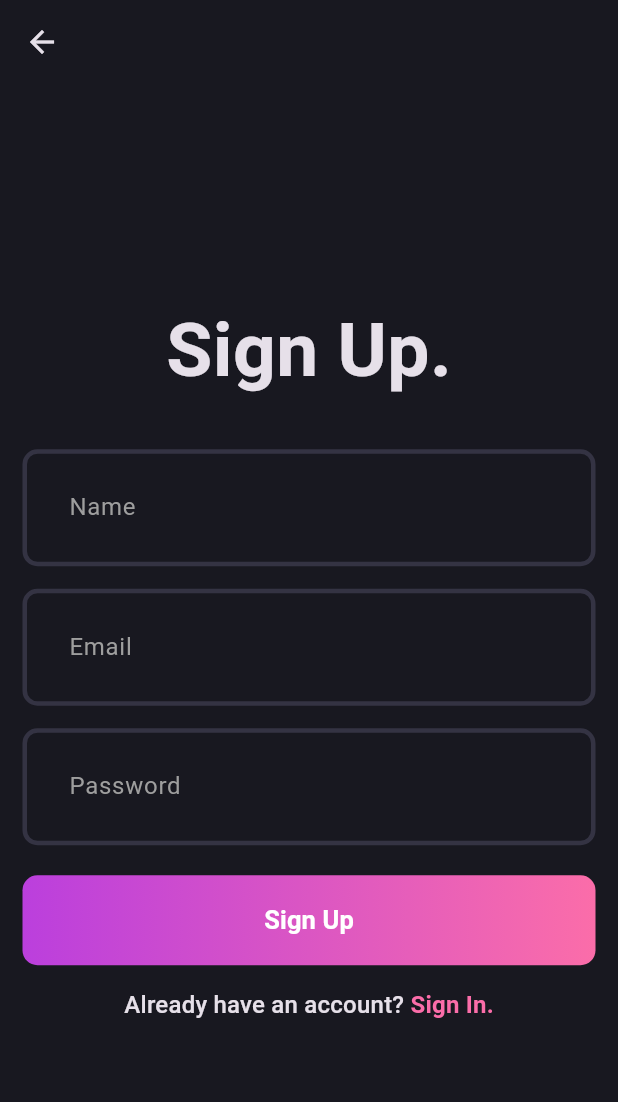
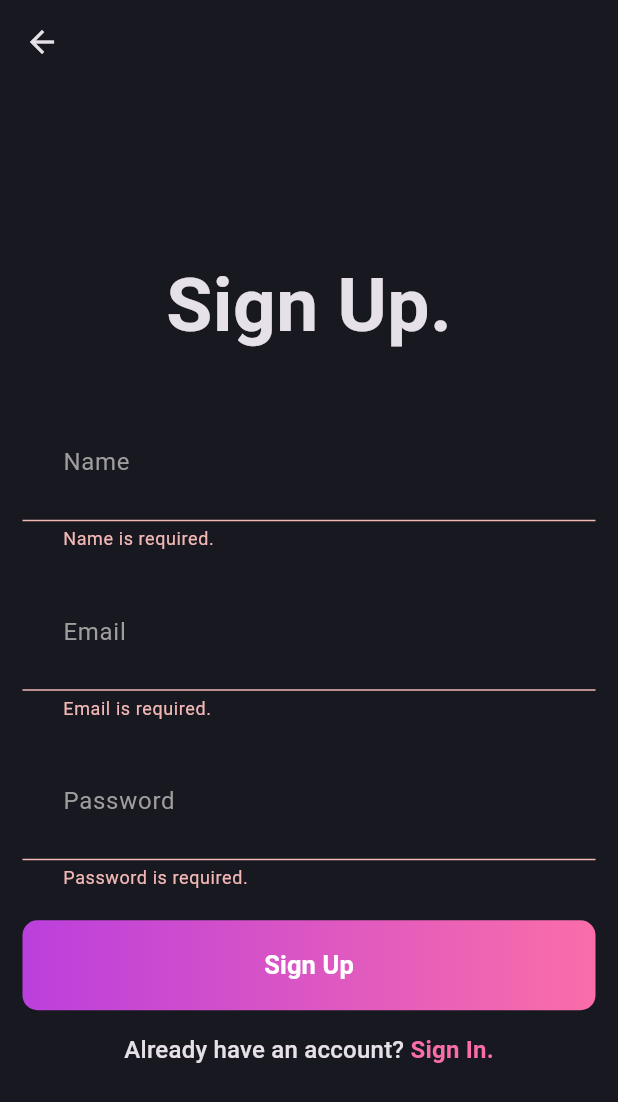
Before and after one commit to milyas26/blog-app-flutter, a Flutter app: the SignupPage screen opened directly, after a tap on "Sign Up", on a phone screen of 412 x 824 dp. Shown: the top 1102 px of the screen. Run offline on Flutter 3.47's test engine with Material 3 defaults, Android fonts, the phone set to English and light mode, and no system bars; our stand-ins replace flutter_bloc, fpdart, get_it, supabase_flutter; accounts and stored records are empty.

Commit message:
fix: integration register auth

```diff
--- a/lib/features/auth/presentation/bloc/auth_event.dart
+++ b/lib/features/auth/presentation/bloc/auth_event.dart
@@ -8,5 +8,9 @@ final class AuthSignUp extends AuthEvent {
   final String email;
   final String password;
 
-  AuthSignUp(this.name, this.email, this.password);
+  AuthSignUp({
+    required this.name,
+    required this.email,
+    required this.password,
+  });
 }
--- a/lib/features/auth/presentation/pages/login_page.dart
+++ b/lib/features/auth/presentation/pages/login_page.dart
@@ -52,8 +52,9 @@ class _LoginPageState extends State<LoginPage> {
                 isObscureText: true,
               ),
               const SizedBox(height: 20),
-              const AuthGradientButton(
+              AuthGradientButton(
                 buttonText: 'Sign In',
+                onPressed: () {},
               ),
               const SizedBox(height: 15),
               GestureDetector(
--- a/lib/features/auth/presentation/pages/signup_page.dart
+++ b/lib/features/auth/presentation/pages/signup_page.dart
@@ -1,8 +1,10 @@
 import 'package:blog_app/core/theme/app_pallete.dart';
+import 'package:blog_app/features/auth/presentation/bloc/auth_bloc.dart';
 import 'package:blog_app/features/auth/presentation/pages/login_page.dart';
 import 'package:blog_app/features/auth/presentation/widgets/auth_field.dart';
 import 'package:blog_app/features/auth/presentation/widgets/auth_gradient_button.dart';
 import 'package:flutter/material.dart';
+import 'package:flutter_bloc/flutter_bloc.dart';
 
 class SignupPage extends StatefulWidget {
   static Route<dynamic> route() {
@@ -60,8 +62,20 @@ class _SignupPageState extends State<SignupPage> {
                 isObscureText: true,
               ),
               const SizedBox(height: 20),
-              const AuthGradientButton(
+              AuthGradientButton(
                 buttonText: 'Sign Up',
+                onPressed: () => {
+                  if (formKey.currentState!.validate())
+                    {
+                      context.read<AuthBloc>().add(
+                            AuthSignUp(
+                              name: nameController.text.trim(),
+                              email: emailController.text.trim(),
+                              password: passwordController.text.trim(),
+                            ),
+                          )
+                    }
+                },
               ),
               const SizedBox(height: 15),
               GestureDetector(
--- a/lib/features/auth/presentation/widgets/auth_gradient_button.dart
+++ b/lib/features/auth/presentation/widgets/auth_gradient_button.dart
@@ -3,7 +3,9 @@ import 'package:flutter/material.dart';
 
 class AuthGradientButton extends StatelessWidget {
   final String buttonText;
-  const AuthGradientButton({super.key, required this.buttonText});
+  final VoidCallback onPressed;
+  const AuthGradientButton(
+      {super.key, required this.buttonText, required this.onPressed});
 
   @override
   Widget build(BuildContext context) {
@@ -20,7 +22,7 @@ class AuthGradientButton extends StatelessWidget {
         borderRadius: BorderRadius.circular(10),
       ),
       child: ElevatedButton(
-          onPressed: () {},
+          onPressed: onPressed,
           style: ElevatedButton.styleFrom(
             fixedSize: const Size(400, 60),
             backgroundColor: AppPallete.transparentColor,
--- a/pubspec.yaml
+++ b/pubspec.yaml
@@ -37,6 +37,7 @@ dependencies:
   fpdart: ^1.1.0
   supabase_flutter: ^2.3.4
   flutter_bloc: ^8.1.4
+  get_it: ^7.6.7
 
 dev_dependencies:
   flutter_test:
```
Also changed, not shown: lib/init_dependencies.dart (added, +23 -0 lines), pubspec.lock.
